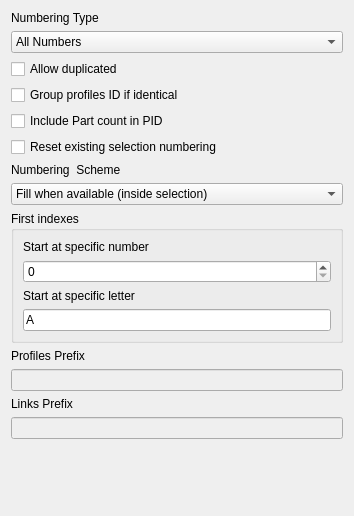
Above: freecad/maxproframe/resources/ui/populate_ids.ui from sclMAX/MaxProFrame before the change. Below: the same form after it.
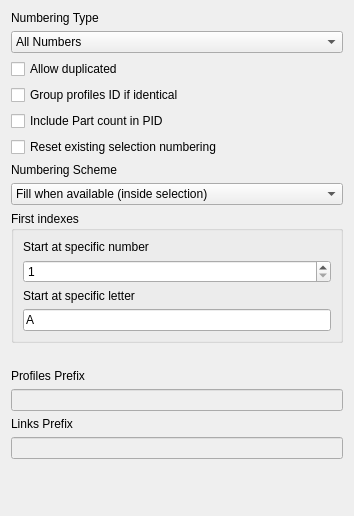
That is the form after the change.

Commit message:
fix(populate-ids): translate the panel and fix start values and selection fill
- Translate the Populate IDs panel (title, labels, lists, tooltip) into Spanish.
- The first number starts at 1: 0 made OK fail.
- An empty or invalid first letter is refused with a panel message before
  anything is written; the field takes letters only.
- Fill when available (inside selection) no longer moves a numbered
  selection past its own IDs (1, 2, 3 stayed 1, 2, 3 instead of 4, 5, 6).

The edit to the form file:
```diff
--- a/freecad/maxproframe/resources/ui/populate_ids.ui
+++ b/freecad/maxproframe/resources/ui/populate_ids.ui
@@ -79,7 +79,7 @@
    <item>
     <widget class="QLabel" name="label_2">
      <property name="text">
-      <string>Numbering  Scheme</string>
+      <string>Numbering Scheme</string>
      </property>
     </widget>
    </item>
@@ -122,6 +122,9 @@
       </item>
       <item>
        <widget class="QSpinBox" name="sp_first_number">
+        <property name="minimum">
+         <number>1</number>
+        </property>
         <property name="maximum">
          <number>999999</number>
         </property>
@@ -147,6 +150,16 @@
      </layout>
     </widget>
    </item>
+   <item>
+    <widget class="QLabel" name="message_label">
+     <property name="visible">
+      <bool>false</bool>
+     </property>
+     <property name="wordWrap">
+      <bool>true</bool>
+     </property>
+    </widget>
+   </item>
    <item>
     <widget class="QLabel" name="label_5">
      <property name="text">
```
Left out of the diff: 2 changed lines with no effect on the pictures. The commit also changes 24 other files.
